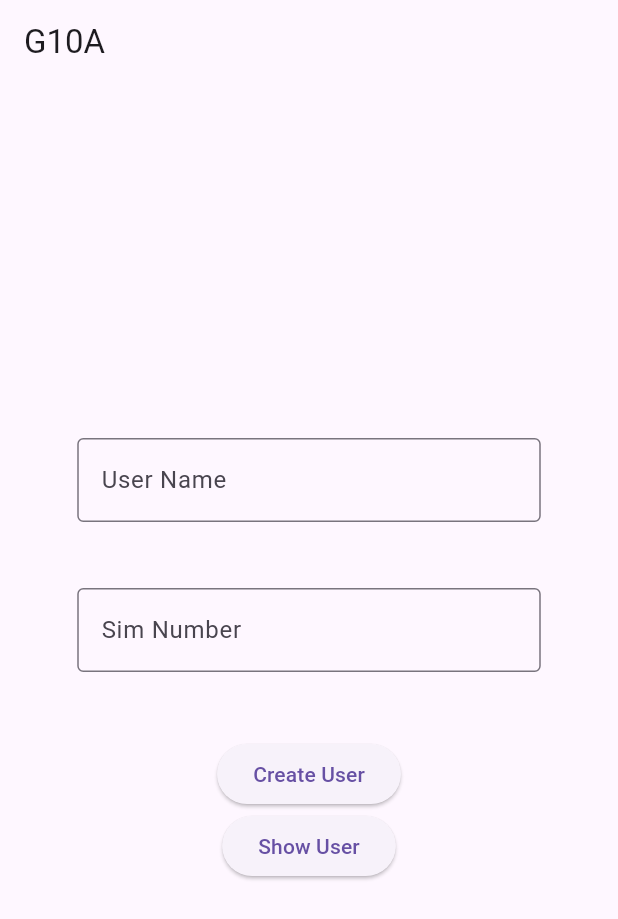
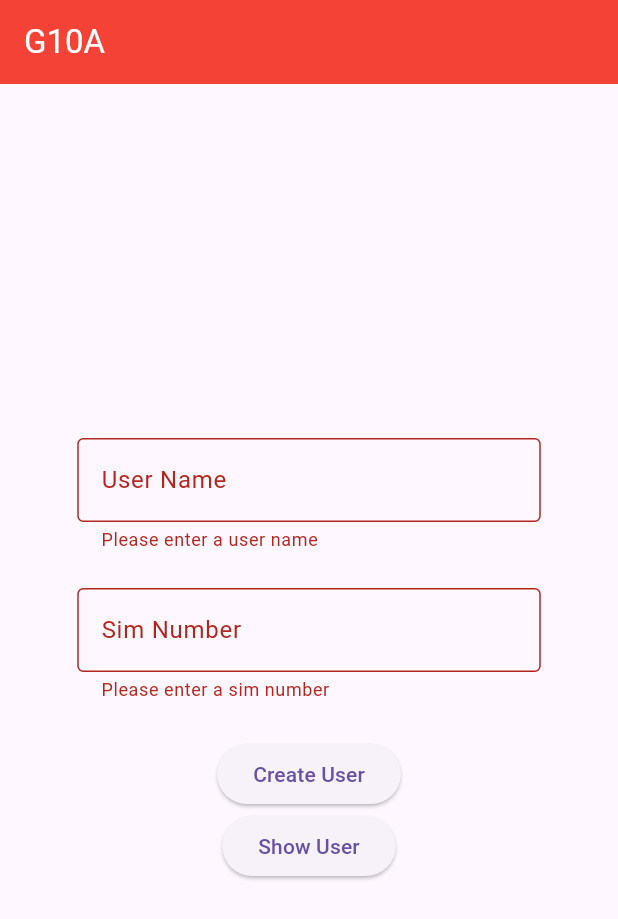
Before and after one commit to cneluhena/G10A_APP, a Flutter app: the screen it shows after launch, after a tap on "Create User", on a phone screen of 412 x 824 dp. Shown: the top 919 px of the screen. Run offline on Flutter 3.47's test engine with Material 3 defaults, Android fonts, the phone set to English and light mode, and no system bars; our stand-ins replace shared_preferences, string_validator.

Commit message:
user registration implemented

```diff
--- a/lib/main.dart
+++ b/lib/main.dart
@@ -1,5 +1,3 @@
-import 'dart:convert';
-
 import 'package:flutter/material.dart';
 import 'package:string_validator/string_validator.dart';
 import 'package:shared_preferences/shared_preferences.dart';
@@ -34,6 +32,7 @@
   final userNameContr = TextEditingController();
   final simNumberContr = TextEditingController();
   late SharedPreferences prefs;
+  final _formKey = GlobalKey<FormState>();
 
   String buttonText = 'Show User';
   bool showError = false;
@@ -72,9 +71,12 @@
     double objectWidth = screenWidth * 0.75;
     late UserData? user;
 
-    return Scaffold(
+    return Form(
+        key: _formKey,
+        child: Scaffold(
           appBar: AppBar(
-        title: const Text('G10A'),
+            title: const Text('G10A', style: TextStyle(color: Colors.white)),
+            backgroundColor: Colors.red,
           ),
           body: Center(
             child: SizedBox(
@@ -86,20 +88,36 @@
                   SizedBox(
                     height: 100,
                     child: TextFormField(
+                      validator: (value) {
+                        if (value == null || value.isEmpty) {
+                          return 'Please enter a user name';
+                        }
+                        return null;
+                      },
                       controller: userNameContr,
-                  decoration: InputDecoration(
-                      border: const OutlineInputBorder(),
-                      errorText: showError ? errorMsg : null,
+                      decoration: const InputDecoration(
+                          border: OutlineInputBorder(),
+                          // errorText: showError ? errorMsg : null,
                           labelText: 'User Name'),
                     ),
                   ),
                   SizedBox(
                     height: 100,
                     child: TextFormField(
+                      validator: (value) {
+                        if (value == null || value.isEmpty) {
+                          return 'Please enter a sim number';
+                        } else if (isNumeric(value) == false) {
+                          return 'Only numbers are allowed';
+                        } else if (value.length != 10) {
+                          return 'Sim number must be 10 digits long';
+                        }
+                        return null;
+                      },
                       controller: simNumberContr,
-                  decoration: InputDecoration(
-                      border: const OutlineInputBorder(),
-                      errorText: showError ? errorMsg : null,
+                      decoration: const InputDecoration(
+                          border: OutlineInputBorder(),
+                          //errorText: showError ? errorMsg : null,
                           labelText: 'Sim Number'),
                     ),
                   ),
@@ -107,15 +125,18 @@
                     buttonText: 'Create User',
                     onButtonPressed: () {
                       // Validating the user input to the sim number field
-                  if (isNumeric(simNumberContr.text) == false) {
-                    showError = true;
-                    errorMsg = 'Letters are no allowed';
-                  } else {
+                      if (_formKey.currentState!.validate()) {
                         user = UserData(
                           username: userNameContr.text,
                           simNumber: simNumberContr.text,
                         );
-                    showToastmessage(context, user!.username, user!.simNumber);
+
+                        //saving the user data to shared preferences
+                        prefs.setString(user!.username, user!.jsonToString());
+
+                        //showing the saved data in a snackbar
+                        showToastmessage(
+                            context, user!.username, user!.simNumber);
                       }
                     },
                   ),
@@ -136,7 +157,7 @@
               ),
             ),
           ),
-    );
+        ));
   }
 }
 
--- a/lib/user_data.dart
+++ b/lib/user_data.dart
@@ -1,3 +1,5 @@
+import 'dart:convert';
+
 class UserData {
   String username;
   String simNumber;
@@ -11,4 +13,12 @@ class UserData {
     };
     return userData;
   }
+
+  String jsonToString() {
+    Map<String, String> userData = {
+      'username': username,
+      'simNumber': simNumber,
+    };
+    return jsonEncode(userData);
+  }
 }
```
Also changed, not shown: pubspec.lock. Lines whose indentation alone changed are shown as unchanged.
